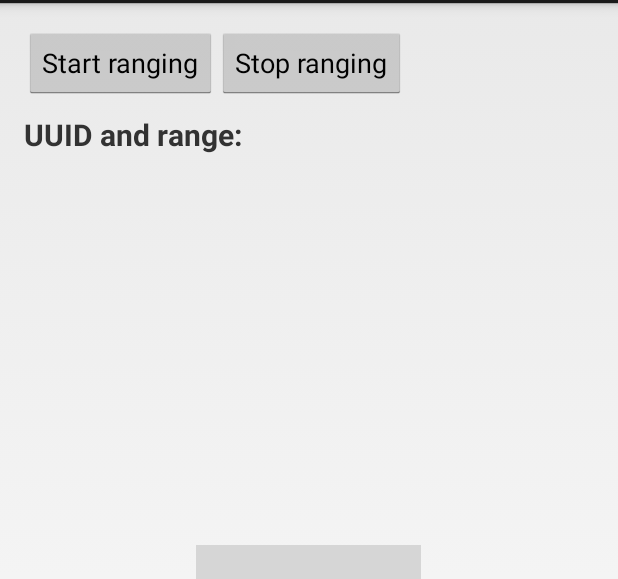
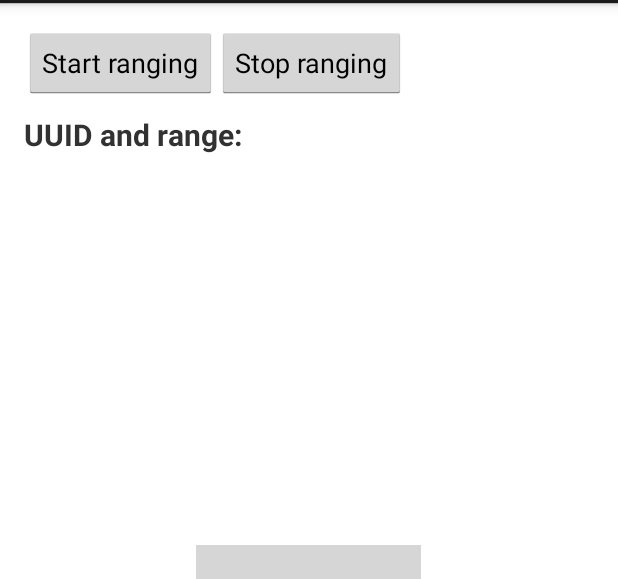
Before and after one commit to r3dDoX/fliBeacons, an Android app: the MainActivity screen opened directly, with no data from a screen before it, on a phone screen of 412 x 824 dp, the part 69-648 px from its top. Run offline under Robolectric (Android 15) with nearby library versions, the phone set to English and light mode, and no system bars; our stand-ins replace ButterKnife, Dagger/Hilt's generated code; libraries missing offline, so code that uses them is left out: com.radiusnetworks.ibeacon, com.squareup.otto, io.socket; 3 statements that could not run were skipped; grey boxes are pictures that could not be loaded.

Commit message:
added background color based on station state

```diff
--- a/android/fliBeacons/app/src/main/java/ch/fork/flibeacons/activities/MainActivity.java
+++ b/android/fliBeacons/app/src/main/java/ch/fork/flibeacons/activities/MainActivity.java
@@ -22,6 +22,7 @@ import android.view.View;
 import android.view.WindowManager;
 import android.widget.Button;
 import android.widget.FrameLayout;
+import android.widget.LinearLayout;
 import android.widget.ScrollView;
 import android.widget.TextView;
 
@@ -58,6 +59,8 @@ public class MainActivity extends BaseActivity {
     protected static final String TAG = "RangingActivity";
     @InjectView(R.id.uuid_range_sv)
     ScrollView uuidRangeSV;
+    @InjectView(R.id.layout_container)
+    LinearLayout layoutContainer;
     @InjectView(R.id.camera_preview)
     FrameLayout preview;
     @InjectView(R.id.startRanging)
@@ -73,9 +76,7 @@ public class MainActivity extends BaseActivity {
     private Camera camera;
     private static final int IMAGE_HEIGHT = 400;
     public static final int CAMERA_ROTATION = 90;
-
     private MediaPlayer activeBaseStationSound;
-    private boolean isActiveBaseStation;
 
     private ServiceConnection mConnection = new ServiceConnection() {
 
@@ -150,7 +151,7 @@ public class MainActivity extends BaseActivity {
     protected void onResume() {
         super.onResume();
         try {
-            camera = Camera.open();
+            camera = Camera.open(Camera.CameraInfo.CAMERA_FACING_FRONT);
             if (camera != null) {
                 camera.setDisplayOrientation(CAMERA_ROTATION);
 
@@ -192,16 +193,16 @@ public class MainActivity extends BaseActivity {
             if (activeBaseStation.getId().equals(fliBeaconApplication.getBaseStationUUID())) {
                 Log.i(TAG, "This is the active base station!");
                 activeBaseStationSound.start();
-                isActiveBaseStation = true;
+                layoutContainer.setBackgroundColor(getResources().getColor(R.color.station_activated));
             } else {
                 Log.i(TAG, "Not the active base station!");
                 activeBaseStationSound.stop();
-                isActiveBaseStation = false;
+                layoutContainer.setBackgroundColor(getResources().getColor(R.color.station_deactivated));
             }
         }else if(event.getEvent().equals("finished")){
             Log.i(TAG, "Game is finished");
             activeBaseStationSound.stop();
-            isActiveBaseStation = false;
+            layoutContainer.setBackgroundColor(getResources().getColor(R.color.station_offline));
         }
     }
 
--- a/android/fliBeacons/app/src/main/res/layout/activity_main.xml
+++ b/android/fliBeacons/app/src/main/res/layout/activity_main.xml
@@ -1,8 +1,10 @@
 <LinearLayout xmlns:android="http://schemas.android.com/apk/res/android"
     xmlns:tools="http://schemas.android.com/tools"
+    android:id="@+id/layout_container"
     android:layout_width="match_parent"
     android:layout_height="match_parent"
     android:orientation="vertical"
+    android:background="@color/station_offline"
     android:paddingBottom="@dimen/activity_vertical_margin"
     android:paddingLeft="@dimen/activity_horizontal_margin"
     android:paddingRight="@dimen/activity_horizontal_margin"
--- /dev/null
+++ b/android/fliBeacons/app/src/main/res/values/color.xml
@@ -0,0 +1,6 @@
+<?xml version="1.0" encoding="utf-8"?>
+<resources>
+    <color name="station_activated">#A1FFA7</color>
+    <color name="station_deactivated">#FFA1A1</color>
+    <color name="station_offline">#FFFFFF</color>
+</resources>
```
